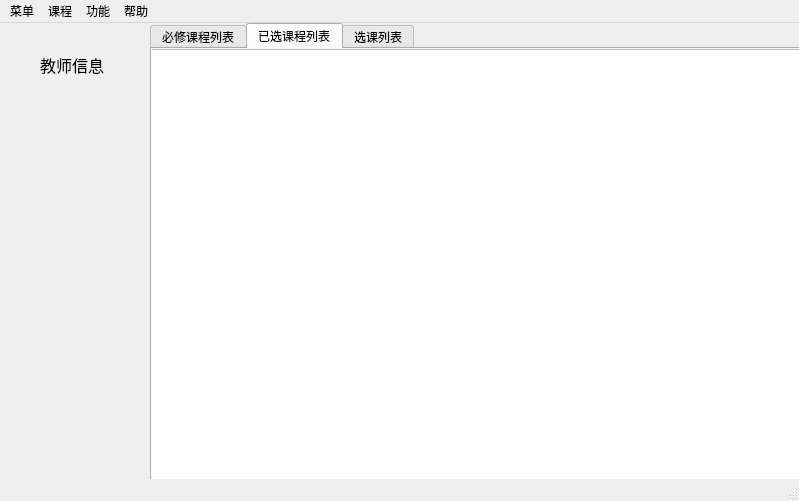
Above: source/mainwindow_teacher.ui from laddie132/Academic-Management-System-Demo before the change. Below: the same form after it.
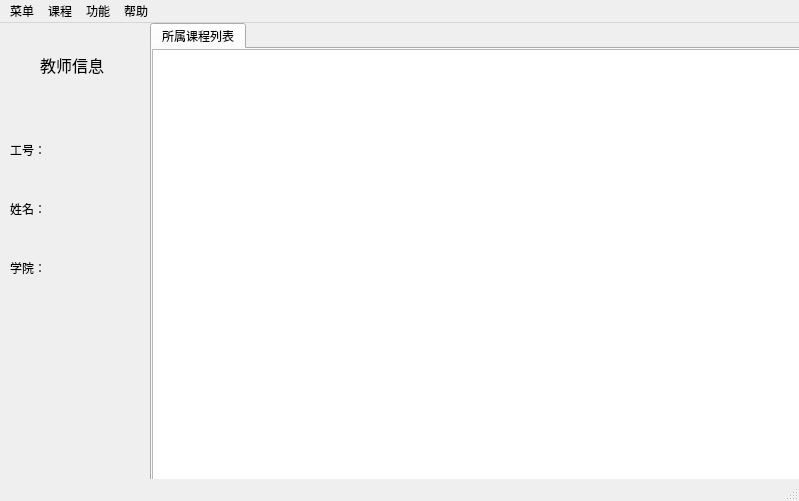
That is the form after the change. The open tabs and pages were chosen to show the change.

Commit message: Add course table and add user

Patch:
```diff
--- a/source/mainwindow_teacher.ui
+++ b/source/mainwindow_teacher.ui
@@ -34,7 +34,7 @@
       </sizepolicy>
      </property>
      <attribute name="title">
-      <string>必修课程列表</string>
+      <string>所属课程列表</string>
      </attribute>
      <widget class="QTableView" name="tableView_course_o">
       <property name="geometry">
@@ -54,59 +54,8 @@
       <property name="editTriggers">
        <set>QAbstractItemView::NoEditTriggers</set>
       </property>
-      <attribute name="horizontalHeaderDefaultSectionSize">
-       <number>105</number>
-      </attribute>
-      <attribute name="verticalHeaderVisible">
-       <bool>false</bool>
-      </attribute>
-     </widget>
-    </widget>
-    <widget class="QWidget" name="tab_course_e">
-     <property name="sizePolicy">
-      <sizepolicy hsizetype="Expanding" vsizetype="Expanding">
-       <horstretch>0</horstretch>
-       <verstretch>0</verstretch>
-      </sizepolicy>
-     </property>
-     <attribute name="title">
-      <string>已选课程列表</string>
-     </attribute>
-     <widget class="QTableView" name="tableView_course_e">
-      <property name="geometry">
-       <rect>
-        <x>-10</x>
-        <y>0</y>
-        <width>661</width>
-        <height>441</height>
-       </rect>
-      </property>
-      <property name="editTriggers">
-       <set>QAbstractItemView::NoEditTriggers</set>
-      </property>
-      <attribute name="horizontalHeaderDefaultSectionSize">
-       <number>105</number>
-      </attribute>
-      <attribute name="verticalHeaderVisible">
-       <bool>false</bool>
-      </attribute>
-     </widget>
-    </widget>
-    <widget class="QWidget" name="tab_course_s">
-     <attribute name="title">
-      <string>选课列表</string>
-     </attribute>
-     <widget class="QTableView" name="tableView_course_s">
-      <property name="geometry">
-       <rect>
-        <x>0</x>
-        <y>0</y>
-        <width>651</width>
-        <height>441</height>
-       </rect>
-      </property>
-      <property name="editTriggers">
-       <set>QAbstractItemView::NoEditTriggers</set>
+      <property name="selectionBehavior">
+       <enum>QAbstractItemView::SelectRows</enum>
       </property>
       <attribute name="horizontalHeaderDefaultSectionSize">
        <number>105</number>
@@ -130,6 +79,78 @@
      <string>&lt;html&gt;&lt;head/&gt;&lt;body&gt;&lt;p&gt;&lt;span style=&quot; font-size:12pt;&quot;&gt;教师信息&lt;/span&gt;&lt;/p&gt;&lt;/body&gt;&lt;/html&gt;</string>
     </property>
    </widget>
+   <widget class="QWidget" name="gridLayoutWidget">
+    <property name="geometry">
+     <rect>
+      <x>10</x>
+      <y>100</y>
+      <width>131</width>
+      <height>171</height>
+     </rect>
+    </property>
+    <layout class="QGridLayout" name="gridLayout">
+     <item row="1" column="0">
+      <widget class="QLabel" name="label_3">
+       <property name="styleSheet">
+        <string notr="true">font: 11pt &quot;宋体&quot;;</string>
+       </property>
+       <property name="text">
+        <string>姓名：</string>
+       </property>
+      </widget>
+     </item>
+     <item row="2" column="0">
+      <widget class="QLabel" name="label_4">
+       <property name="styleSheet">
+        <string notr="true">font: 11pt &quot;宋体&quot;;</string>
+       </property>
+       <property name="text">
+        <string>学院：</string>
+       </property>
+      </widget>
+     </item>
+     <item row="0" column="0">
+      <widget class="QLabel" name="label_2">
+       <property name="styleSheet">
+        <string notr="true">font: 11pt &quot;宋体&quot;;</string>
+       </property>
+       <property name="text">
+        <string>工号：</string>
+       </property>
+      </widget>
+     </item>
+     <item row="0" column="1">
+      <widget class="QLabel" name="label_id">
+       <property name="styleSheet">
+        <string notr="true">font: 11pt &quot;宋体&quot;;</string>
+       </property>
+       <property name="text">
+        <string/>
+       </property>
+      </widget>
+     </item>
+     <item row="1" column="1">
+      <widget class="QLabel" name="label_name">
+       <property name="styleSheet">
+        <string notr="true">font: 11pt &quot;宋体&quot;;</string>
+       </property>
+       <property name="text">
+        <string/>
+       </property>
+      </widget>
+     </item>
+     <item row="2" column="1">
+      <widget class="QLabel" name="label_institude">
+       <property name="styleSheet">
+        <string notr="true">font: 11pt &quot;宋体&quot;;</string>
+       </property>
+       <property name="text">
+        <string/>
+       </property>
+      </widget>
+     </item>
+    </layout>
+   </widget>
   </widget>
   <widget class="QMenuBar" name="menubar">
    <property name="geometry">
```
Left out of the diff: 2 changed lines with no effect on the pictures. The commit also changes 19 other files.
